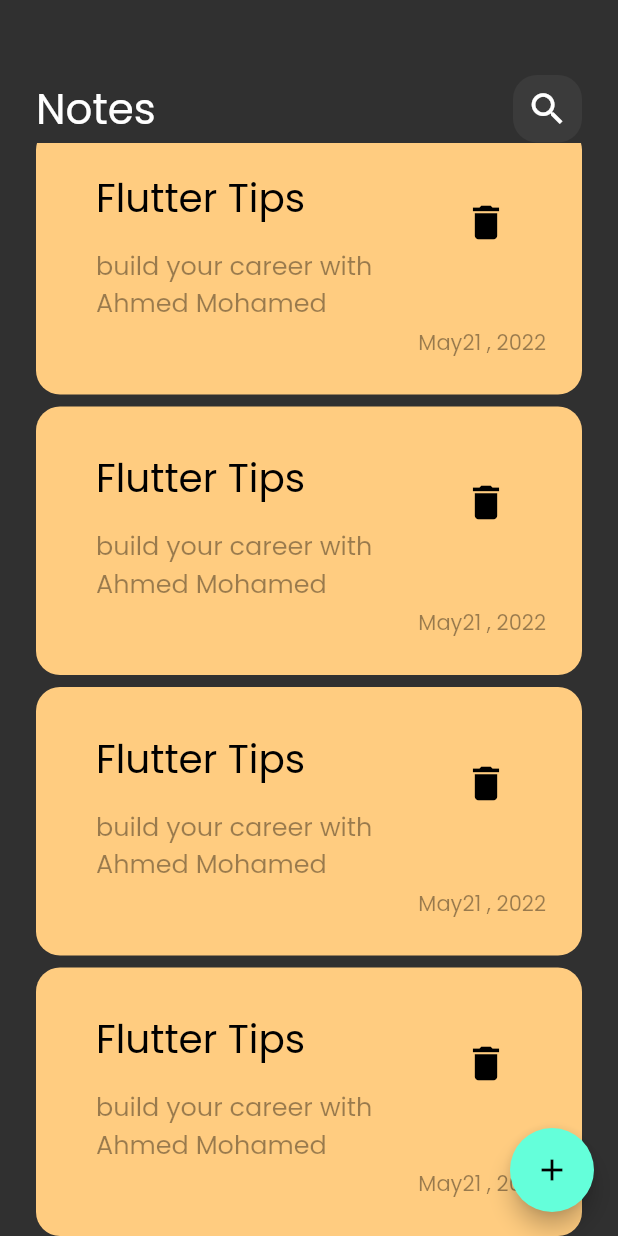
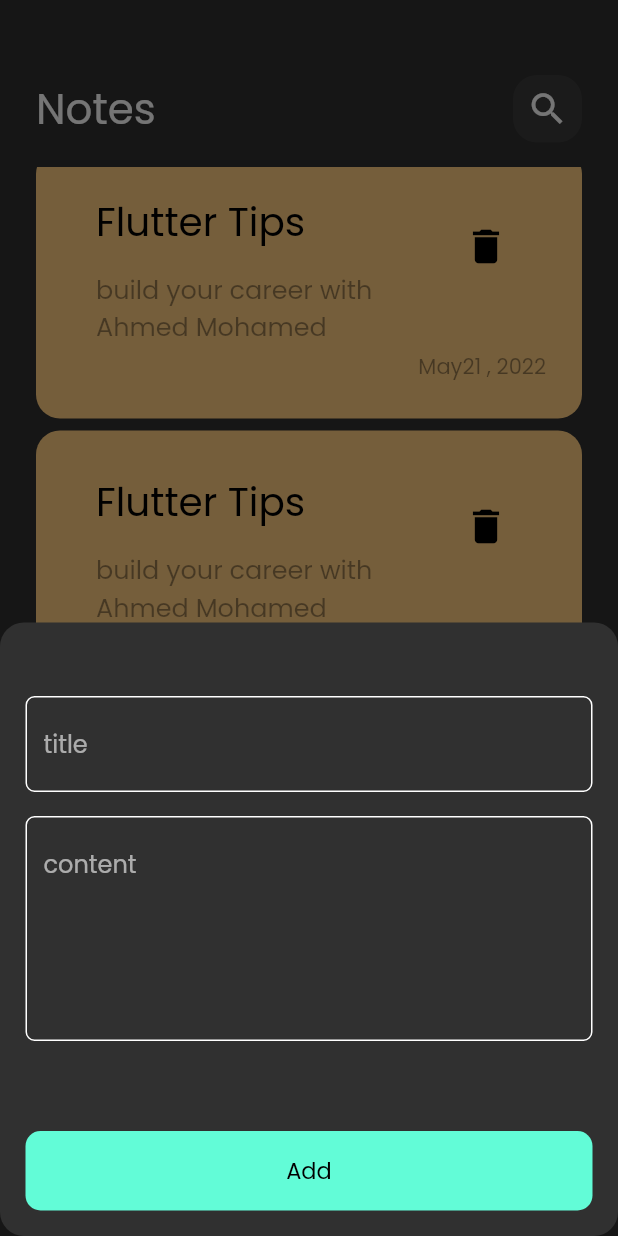
Before and after one commit to AhmedMonatah/Notes_app, a Flutter app: the screen it shows after launch, scrolled down 576 dp, after a tap on the "add" icon, on a phone screen of 412 x 824 dp. Run offline on Flutter 3.47's test engine with Material 2 defaults, Android fonts, the phone set to English and light mode, and no system bars.

Commit message:
add floating action button

```diff
--- /dev/null
+++ b/lib/views/AddNoteFileSheet.dart
@@ -0,0 +1,58 @@
+import 'package:flutter/cupertino.dart';
+import 'package:flutter/material.dart';
+
+import 'Constatnts.dart';
+import 'CustomeTextFiled.dart';
+
+class AddNoteBottomSheet extends StatelessWidget {
+  const AddNoteBottomSheet({super.key});
+
+  @override
+  Widget build(BuildContext context) {
+    return const Padding(
+      padding:  EdgeInsets.all(17.0),
+      child: SingleChildScrollView(
+        child: Column(
+          children:  [
+            SizedBox(
+              height: 32,
+            ),
+            CustomeTextFiled(
+              hint: 'title',
+            ),
+            SizedBox(
+              height: 16,
+            ),
+            CustomeTextFiled(
+              hint: 'content',
+              maxLines: 5,
+            ),
+
+            SizedBox(
+              height: 60,
+            ),
+            CustomButton()
+          ],
+        ),
+      ),
+    );
+  }
+}
+class CustomButton extends StatelessWidget {
+  const CustomButton({super.key});
+
+  @override
+  Widget build(BuildContext context) {
+    return Container(
+      width: MediaQuery.of(context).size.width,
+      height: 53,
+      decoration: BoxDecoration(
+        borderRadius:BorderRadius.circular(10),
+        color: kprimaryColor
+        ),
+      child: Center(child:
+      Text('Add' ,style: TextStyle(color: Colors.black,fontSize: 15,fontWeight:FontWeight.w500 ),)
+      ),
+    );
+  }
+}
--- /dev/null
+++ b/lib/views/Constatnts.dart
@@ -0,0 +1,3 @@
+import 'package:flutter/cupertino.dart';
+
+const kprimaryColor=Color(0xff62FCD7);
--- /dev/null
+++ b/lib/views/CustomeTextFiled.dart
@@ -0,0 +1,30 @@
+import 'package:flutter/cupertino.dart';
+import 'package:flutter/material.dart';
+
+import 'Constatnts.dart';
+
+class CustomeTextFiled extends StatelessWidget {
+  const CustomeTextFiled({super.key,required this.hint, this.maxLines=1});
+  final String hint;
+  final int maxLines;
+  @override
+  Widget build(BuildContext context) {
+    return    TextField(
+            cursorColor: kprimaryColor,
+            maxLines: maxLines,
+
+            decoration: InputDecoration(
+              hintText: hint,
+              border: buildBorder(),
+              enabledBorder: buildBorder(),
+              focusedBorder: buildBorder(kprimaryColor),
+            ),
+          );
+  }
+}
+  OutlineInputBorder buildBorder([color]) {
+    return OutlineInputBorder(
+      borderRadius: BorderRadius.circular(6),
+      borderSide: BorderSide(color: color ?? Colors.white),
+    );
+  }
--- a/lib/views/HomePage.dart
+++ b/lib/views/HomePage.dart
@@ -1,5 +1,6 @@
 import 'package:flutter/material.dart';
 
+import 'AddNoteFileSheet.dart';
 import 'NoteBody.dart';
 
 class NotesView extends StatelessWidget {
@@ -8,10 +9,18 @@ class NotesView extends StatelessWidget {
   @override
   Widget build(BuildContext context) {
     return  Scaffold(
-      floatingActionButton: FloatingActionButton(child: Icon(Icons.add),onPressed: () {
-
+      floatingActionButton: FloatingActionButton(child: Icon(Icons.add),
+      onPressed: () {
+      showModalBottomSheet(
+      shape: RoundedRectangleBorder(
+        borderRadius: BorderRadius.circular(16),
+      ),
+      context: context,
+      builder: (context) {
+        return const AddNoteBottomSheet();
+      },);
       },),
-     body: NotesViewBody(),
+     body: const NotesViewBody(),
     );
   }
 }
--- a/lib/views/NotsListView.dart
+++ b/lib/views/NotsListView.dart
@@ -9,13 +9,17 @@ class NotesListView extends StatelessWidget {
   ];
   @override
   Widget build(BuildContext context) {
-    return ListView.builder(
+    return Padding(
+      padding: const EdgeInsets.symmetric(vertical: 16),
+      child: ListView.builder(
+        padding: EdgeInsets.zero,
         itemBuilder: (context, index) {
           return const Padding(
             padding:  EdgeInsets.symmetric(vertical: 4),
             child:  NoteItem(),
           );
         },
+      ),
     );
   }
 }
```
Lines whose indentation alone changed are shown as unchanged.
